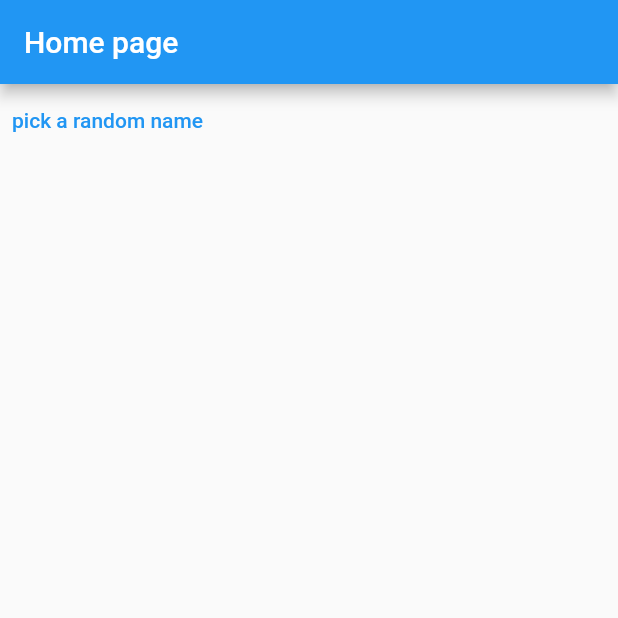
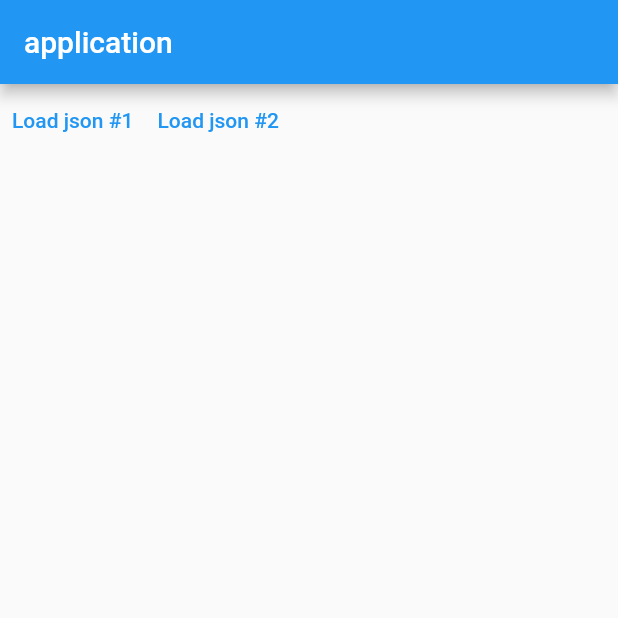
Before and after one commit to dayveedd/flutter-bloc-application, a Flutter app: the screen it shows after launch, on a phone screen of 412 x 824 dp, the top half of it. Run offline on Flutter 3.47's test engine with Material 2 defaults, Android fonts, the phone set to English and light mode, and no system bars; our stand-ins replace flutter_bloc.

Commit message:
block update

```diff
--- a/lib/main.dart
+++ b/lib/main.dart
@@ -1,86 +1,154 @@
+import 'dart:convert';
+import 'dart:io';
 import 'package:flutter/material.dart';
-import 'package:bloc/bloc.dart';
-import 'dart:math' as math show Random;
+import 'package:flutter_bloc/flutter_bloc.dart';
 
 void main() {
-  runApp(const MyApp());
+  runApp(MaterialApp(
+    title: 'Flutter Demo',
+    theme: ThemeData(),
+    debugShowCheckedModeBanner: false,
+    home: BlocProvider(
+      create: (_) => PersonBloc(),
+      child: const MyHomePage(),
+    ),
+  ));
 }
 
-class MyApp extends StatelessWidget {
-  const MyApp({super.key});
+@immutable
+abstract class LoadAction {
+  const LoadAction();
+}
 
-  // This widget is the root of your application.
-  @override
-  Widget build(BuildContext context) {
-    return MaterialApp(
-      title: 'Flutter Demo',
-      theme: ThemeData(),
-      home: const MyHomePage(),
-      debugShowCheckedModeBanner: false,
-    );
+@immutable
+class LoadPersonsAction implements LoadAction {
+  final PersonUrl url;
+
+  const LoadPersonsAction({required this.url}) : super();
+}
+
+enum PersonUrl { persons1, persons2 }
+
+extension UrlString on PersonUrl {
+  String get urlString {
+    switch (this) {
+      case PersonUrl.persons1:
+        return 'http://127.0.0.1:5500/api/persons1.json';
+      case PersonUrl.persons2:
+        return 'http://127.0.0.1:5500/api/persons2.json';
+    }
   }
 }
 
-const names = ['Foo', 'Bar', 'Baz'];
+@immutable
+class Person {
+  final String name;
+  final int age;
 
-extension RandomElement<T> on Iterable<T> {
-  T getRandomElement() => elementAt(math.Random().nextInt(length));
+  const Person({required this.name, required this.age});
+
+  Person.fromJson(Map<String, dynamic> json)
+      : name = json['name'] as String,
+        age = json['age'] as int;
 }
 
-class NamesCubit extends Cubit<String?> {
-  NamesCubit() : super(null);
-  void pickRandomNames() => emit(names.getRandomElement());
+Future<Iterable<Person>> getPersons(String url) => HttpClient()
+    .getUrl(Uri.parse(url))
+    .then((req) => req.close())
+    .then((resp) => resp.transform(utf8.decoder).join())
+    .then((str) => json.decode(str) as List<dynamic>)
+    .then((list) => list.map((e) => Person.fromJson(e)));
+
+@immutable
+class FetchResult {
+  final Iterable<Person> persons;
+  final bool isRetrievedFromCache;
+
+  const FetchResult(
+      {required this.persons, required this.isRetrievedFromCache});
+
+  @override
+  String toString() =>
+      'FetchResult (isRetrievedFromCache = $isRetrievedFromCache, persons = $persons)';
 }
 
-class MyHomePage extends StatefulWidget {
-  const MyHomePage({
-    super.key,
+class PersonBloc extends Bloc<LoadAction, FetchResult?> {
+  final Map<PersonUrl, Iterable<Person>> _cache = {};
+  PersonBloc() : super(null) {
+    on<LoadPersonsAction>((event, emit) async {
+      //todo
+      final url = event.url;
+      if (_cache.containsKey(url)) {
+        //we have the value in the cache
+        final cachedPersons = _cache[url]!;
+        final results =
+            FetchResult(persons: cachedPersons, isRetrievedFromCache: true);
+        emit(results);
+      } else {
+        final persons = await getPersons(url.urlString);
+        _cache[url] = persons;
+        final results =
+            FetchResult(persons: persons, isRetrievedFromCache: false);
+        emit(results);
+      }
     });
-
-  @override
-  State<MyHomePage> createState() => _MyHomePageState();
+  }
 }
 
-class _MyHomePageState extends State<MyHomePage> {
-  late final NamesCubit cubit;
-
-  @override
-  void initState() {
-    cubit = NamesCubit();
-    super.initState();
+extension Subscript<T> on Iterable<T> {
+  T? operator [](int index) => length > index ? elementAt(index) : null;
 }
 
-  @override
-  void dispose() {
-    cubit.close();
-    super.dispose();
-  }
+class MyHomePage extends StatelessWidget {
+  const MyHomePage({super.key});
 
   @override
   Widget build(BuildContext context) {
     return Scaffold(
       appBar: AppBar(
-        title: const Text('Home page'),
+        title: const Text('application'),
       ),
-      body: StreamBuilder<String?>(
-        stream: cubit.stream,
-        builder: (context, snapshot) {
-          final button = TextButton(
-              onPressed: () => cubit.pickRandomNames(),
-              child: const Text('pick a random name'));
-          switch (snapshot.connectionState) {
-            case ConnectionState.none:
-              return button;
-            case ConnectionState.waiting:
-              return button;
-            case ConnectionState.active:
-              return Column(
-                children: [Text(snapshot.data ?? ''), button],
+      body: Column(
+        children: [
+          Row(
+            children: [
+              TextButton(
+                  onPressed: () {
+                    context.read<PersonBloc>().add(
+                          const LoadPersonsAction(url: PersonUrl.persons1),
                         );
-            case ConnectionState.done:
+                  },
+                  child: const Text('Load json #1')),
+              TextButton(
+                  onPressed: () {
+                    context.read<PersonBloc>().add(
+                          const LoadPersonsAction(url: PersonUrl.persons2),
+                        );
+                  },
+                  child: const Text('Load json #2')),
+            ],
+          ),
+          BlocBuilder<PersonBloc, FetchResult?>(
+            buildWhen: (previousResult, currentResult) {
+              return previousResult?.persons != currentResult?.persons;
+            },
+            builder: (context, fetchResult) {
+              final persons = fetchResult?.persons;
+              if (persons == null) {
                 return const SizedBox();
               }
+              return Expanded(
+                  child: ListView.builder(
+                      itemCount: persons.length,
+                      itemBuilder: (context, index) {
+                        final person = persons[index]!;
+                        return ListTile(
+                          title: Text(person.name),
+                        );
+                      }));
             },
+          )
+        ],
       ),
     );
   }
--- a/pubspec.yaml
+++ b/pubspec.yaml
@@ -37,6 +37,7 @@ dependencies:
   cupertino_icons: ^1.0.2
   bloc: ^8.1.2
   flutter_bloc: ^8.1.3
+  flutter_paypal: ^0.0.8
 
 dev_dependencies:
   flutter_test:
```
Also changed, not shown: api/persons1.json (added, +14 -0 lines), api/persons2.json (added, +14 -0 lines), pubspec.lock, 2 other files. Lines whose indentation alone changed are shown as unchanged.
